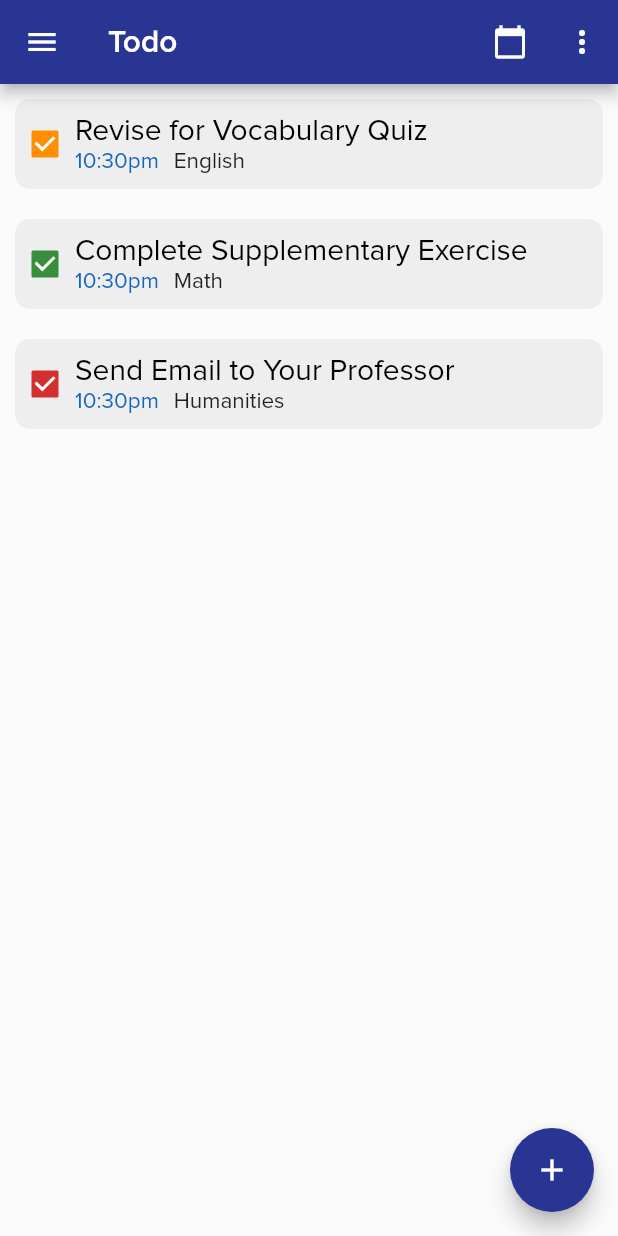
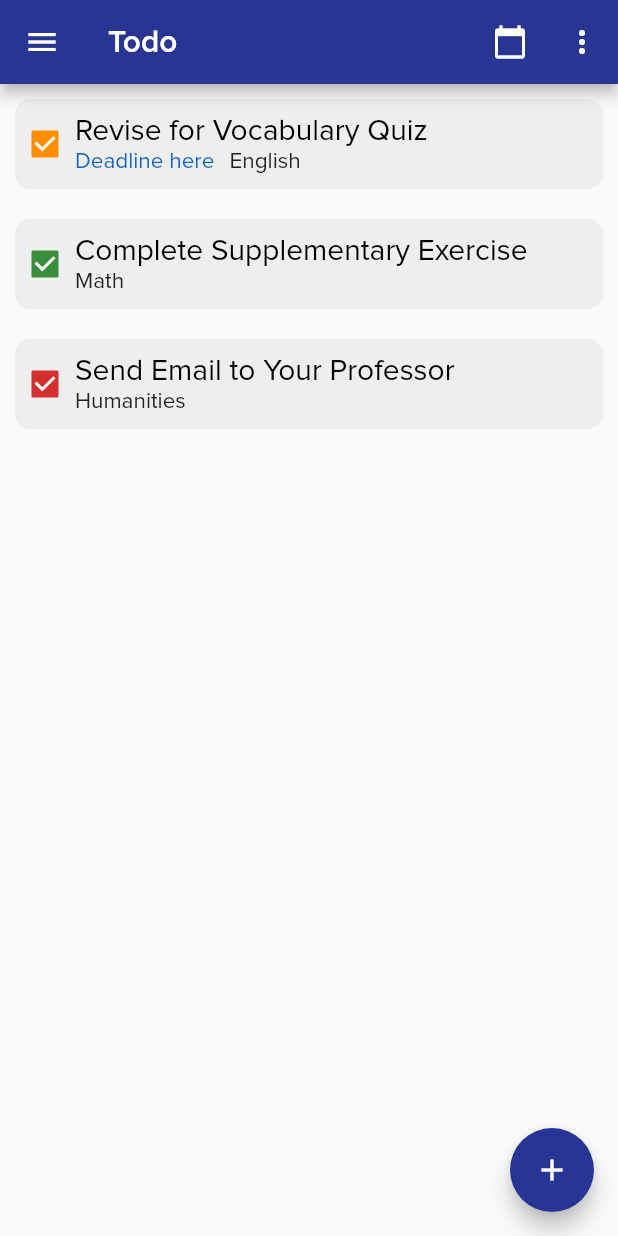
Before and after one commit to AnsonH/comp4521_gp4_accelyst, a Flutter app: the Todo screen opened directly, on a phone screen of 412 x 824 dp. Run offline on Flutter 3.47's test engine with Material 2 defaults, Android fonts, the phone set to English and light mode, and no system bars; our stand-ins replace audioplayers, awesome_notifications, flutter_spinkit, image_picker, photo_view, reorderable_grid_view and 3 more; accounts and stored records are empty; project files that could hold a hidden picture were left out.

Commit message:
Made changes to Files: - task.dart - todo.dart

```diff
--- a/lib/screens/todo/todo.dart
+++ b/lib/screens/todo/todo.dart
@@ -25,7 +25,7 @@ class _TodoState extends State<Todo> {
       priority: TodoPriority.medium,
       category: "English",
       description: "Revise for Vocabulary Quiz",
-      deadline: null,
+      deadline: DateTime.parse('2022-05-06 20:00'),
     ),
     TodoItem(
       id: const Uuid().v4(),
--- a/lib/widgets/todo/task.dart
+++ b/lib/widgets/todo/task.dart
@@ -5,6 +5,11 @@ class Task extends StatefulWidget {
   TodoItem todoitem;
 
   Task({required this.todoitem});
+
+  int getDeadlineHour() {
+    int? deadlineHour = todoitem.deadline?.hour;
+    return 10;
+  }
 
   @override
   State<Task> createState() => _TaskState();
@@ -25,7 +30,20 @@ class _TaskState extends State<Task> {
         children: <Widget>[
           /// Checkbox
           SizedBox(
-              width: 20.0,
+            width: 20.0,
+            child: Theme(
+              data: Theme.of(context).copyWith(
+                /// Checkbox: Color when box is unchecked
+                ///   High: Red, Medium: Yellow, Low: Green, None: Grey
+                unselectedWidgetColor:
+                    widget.todoitem.priority == TodoPriority.high
+                        ? Colors.red[700]
+                        : widget.todoitem.priority == TodoPriority.medium
+                            ? Colors.amber[800]
+                            : widget.todoitem.priority == TodoPriority.low
+                                ? Colors.green[700]
+                                : Colors.grey[800],
+              ),
               child: Checkbox(
                 /// Checkbox: Ticked or not depends on "Todoitem.status" is "complete" or "incomplete"
                 value: (widget.todoitem.status == TodoStatus.incomplete)
@@ -35,9 +53,9 @@ class _TaskState extends State<Task> {
                 onChanged: (bool? newValue) {
                   setState(() {
                     if (widget.todoitem.status == TodoStatus.incomplete)
-                      ;
+                      widget.todoitem.status = TodoStatus.complete;
                     else
-                      ;
+                      widget.todoitem.status = TodoStatus.incomplete;
                   });
                 },
 
@@ -50,7 +68,9 @@ class _TaskState extends State<Task> {
                         : widget.todoitem.priority == TodoPriority.low
                             ? Colors.green[700]
                             : Colors.grey[800],
-              )),
+              ),
+            ),
+          ),
 
           /// Below contains all Text Contents
           SizedBox(width: 10.0),
@@ -68,13 +88,19 @@ class _TaskState extends State<Task> {
                 Row(
                   children: <Widget>[
                     /// Task Deadline
+                    ///   If Deadline is NULL then do NOT display the deadline
                     /// Todo: Apply the Deadline variable (with DateTime Format)
-                    Text(
-                      //widget.todoitem.deadline
-                      "10:30pm",
-                      style: TextStyle(color: Colors.blue[800]),
-                    ),
-                    SizedBox(width: 10),
+                    (widget.todoitem.deadline != null)
+                        ? Row(
+                            children: [
+                              Text(
+                                "Deadline here",
+                                style: TextStyle(color: Colors.blue[800]),
+                              ),
+                              SizedBox(width: 10)
+                            ],
+                          )
+                        : SizedBox(width: 0),
 
                     /// Task Category (or Subject)
                     Text(
```
